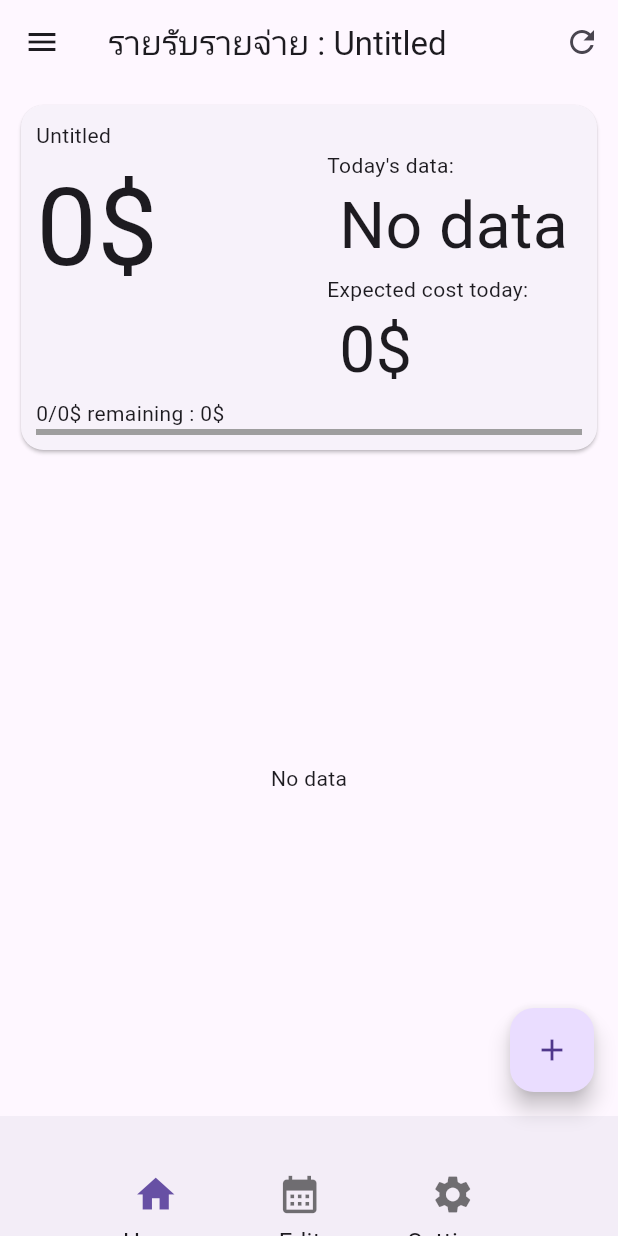
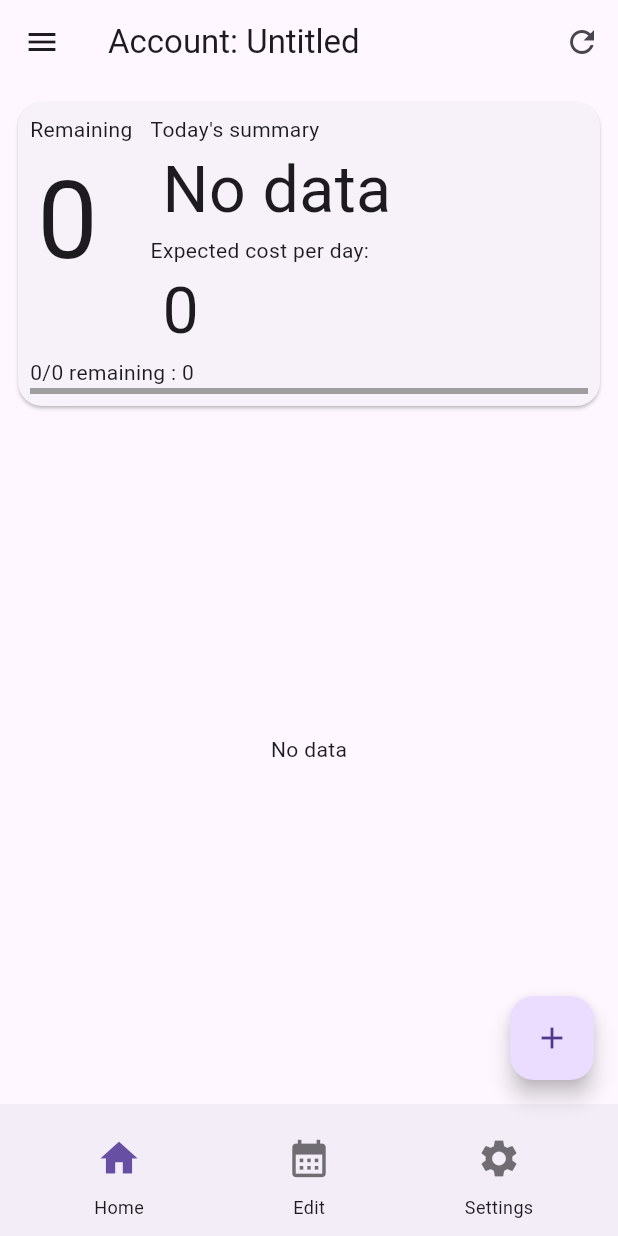
Before and after one commit to watsharapat/RaiRubRaiJai-Flutter-Edition, a Flutter app: the HomePage screen opened by its route, on a phone screen of 412 x 824 dp. Run offline on Flutter 3.47's test engine with Material 3 defaults, Android fonts, the phone set to English and light mode, and no system bars; drawn by our look-alikes of auto_size_text; our stand-ins replace cloud_firestore, firebase_core, google_sign_in; accounts and stored records are empty; generated files the repository leaves out were written again; statements that could not run were skipped.

Commit message:
ดองยาว 1

```diff
--- a/lib/main.dart
+++ b/lib/main.dart
@@ -13,7 +13,8 @@ import 'firebase_options.dart';
 
 Future<void> main() async {
   WidgetsFlutterBinding.ensureInitialized();
-  await Firebase.initializeApp(options: DefaultFirebaseOptions.currentPlatform);
+  await Firebase.initializeApp(
+      name: "SpendWise", options: DefaultFirebaseOptions.currentPlatform);
   runApp(const MyApp());
 }
 
--- a/lib/pages/edit/edit.dart
+++ b/lib/pages/edit/edit.dart
@@ -65,9 +65,7 @@ class EditPage extends StatelessWidget {
             },
           ),
         ),
-        bottomNavigationBar: const BottomAppBar(
-          child: BottomNavigation(focused: BottomPages.edit),
-        ),
+        bottomNavigationBar: const BottomNavigation(focused: BottomPages.edit),
       );
     });
   }
--- a/lib/pages/edit/form.dart
+++ b/lib/pages/edit/form.dart
@@ -260,7 +260,7 @@ class _AddEditPageState extends State<AddEditPage> {
                         }
                       });
                     },
-                    icon: Icon(Icons.arrow_drop_down_circle_outlined),
+                    icon: const Icon(Icons.arrow_drop_down_circle_outlined),
                   ),
                 ],
               ),
--- a/lib/pages/home/home.dart
+++ b/lib/pages/home/home.dart
@@ -26,11 +26,11 @@ class HomePage extends StatelessWidget {
 
     String todayStr = " ${getMonthName(today.month)} ${today.year}";
     return Scaffold(
-      drawer: HomeDrawer(),
+      drawer: const HomeDrawer(),
       appBar: AppBar(
         title: Consumer<User>(
           builder: (context, value, child) {
-            return Text('รายรับรายจ่าย : ${value.accountName}');
+            return Text('Account: ${value.accountName}');
           },
         ),
         actions: [
@@ -43,26 +43,24 @@ class HomePage extends StatelessWidget {
           ),
         ],
       ),
-      body: Column(
-        children: const <Widget>[
+      body: const Column(
+        children: <Widget>[
           //? Info data
           Expanded(
-            flex: 3,
-            child: Padding(padding: EdgeInsets.all(10), child: HomeCard()),
+            flex: 1,
+            child: Padding(padding: EdgeInsets.all(8), child: HomeCard()),
           ),
           //Display Today Data
           Expanded(
-            flex: 5,
+            flex: 2,
             child: Padding(
-              padding: EdgeInsets.only(left: 10, right: 10),
+              padding: EdgeInsets.only(left: 8, right: 8),
               child: TodayDataList(),
             ),
           ),
         ],
       ),
-      bottomNavigationBar: const BottomAppBar(
-        child: BottomNavigation(focused: BottomPages.home),
-      ),
+      bottomNavigationBar: const BottomNavigation(focused: BottomPages.home),
       floatingActionButton: FloatingActionButton(
         onPressed: () {
           Navigator.of(context).pushNamed('/addData', arguments: Date.today());
--- a/lib/pages/home/home_card.dart
+++ b/lib/pages/home/home_card.dart
@@ -36,7 +36,7 @@ class HomeCard extends StatelessWidget {
           incomeToday += e.isPositive ? e.amount : 0;
           costToday += e.isPositive ? 0 : e.amount;
         }
-        todayMoneyStr = "+$incomeToday\$  $costToday\$";
+        todayMoneyStr = "+$incomeToday  $costToday";
       }
 
       final int expectedCost =
@@ -45,57 +45,54 @@ class HomeCard extends StatelessWidget {
 
       return Card(
         shape: RoundedRectangleBorder(
-          borderRadius: BorderRadius.circular(15.0),
+          borderRadius: BorderRadius.circular(16.0),
         ),
         child: Padding(
-          padding: const EdgeInsets.all(10.0),
+          padding: const EdgeInsets.all(8.0),
           child: Column(
             children: [
-              Expanded(
-                flex: 1,
-                child: Row(
-                  children: [AutoSizeText(value.accountName)],
-                ),
-              ),
               Expanded(
                 flex: 8,
                 child: isPortrait
                     ? Row(
                         crossAxisAlignment: CrossAxisAlignment.start,
                         children: [
-                          Expanded(
-                            child: AutoSizeText(
-                              "$moneySummary\$",
-                              style: TextStyle(fontSize: 72),
-                              maxLines: 1,
+                          Column(children: [
+                            const Text("Remaining"),
+                            Expanded(
+                              child: AutoSizeText(
+                                "$moneySummary\ ",
+                                style: const TextStyle(fontSize: 72),
+                                maxLines: 1,
+                              ),
                             ),
-                          ),
+                          ]),
                           Expanded(
                             child: Padding(
-                              padding: EdgeInsets.only(left: 12),
+                              padding: const EdgeInsets.only(left: 12),
                               child: Column(
                                 crossAxisAlignment: CrossAxisAlignment.start,
                                 children: [
-                                  Text("Today's data:"),
+                                  const Text("Today's summary"),
                                   Expanded(
                                     child: Padding(
-                                      padding:
-                                          EdgeInsets.only(left: 8, right: 8),
+                                      padding: const EdgeInsets.only(
+                                          left: 8, right: 8),
                                       child: AutoSizeText(
                                         todayMoneyStr,
-                                        style: TextStyle(fontSize: 48),
+                                        style: const TextStyle(fontSize: 48),
                                         maxLines: 1,
                                       ),
                                     ),
                                   ),
-                                  Text("Expected cost today:"),
+                                  const Text("Expected cost per day:"),
                                   Expanded(
                                     child: Padding(
-                                      padding:
-                                          EdgeInsets.only(left: 8, right: 8),
+                                      padding: const EdgeInsets.only(
+                                          left: 8, right: 8),
                                       child: AutoSizeText(
-                                        '$expectedCost\$',
-                                        style: TextStyle(fontSize: 48),
+                                        '$expectedCost',
+                                        style: const TextStyle(fontSize: 48),
                                         maxLines: 1,
                                       ),
                                     ),
@@ -111,8 +108,8 @@ class HomeCard extends StatelessWidget {
                         children: [
                           Expanded(
                             child: AutoSizeText(
-                              "$moneySummary\$",
-                              style: TextStyle(fontSize: 72),
+                              "$moneySummary",
+                              style: const TextStyle(fontSize: 72),
                               maxLines: 1,
                             ),
                           ),
@@ -120,12 +117,13 @@ class HomeCard extends StatelessWidget {
                             child: Column(
                               crossAxisAlignment: CrossAxisAlignment.start,
                               children: [
-                                Text("Today's data:"),
+                                const Text("Today's data:"),
                                 Padding(
-                                  padding: EdgeInsets.only(left: 8, right: 8),
+                                  padding:
+                                      const EdgeInsets.only(left: 8, right: 8),
                                   child: AutoSizeText(
                                     todayMoneyStr,
-                                    style: TextStyle(fontSize: 48),
+                                    style: const TextStyle(fontSize: 48),
                                     maxLines: 1,
                                   ),
                                 ),
@@ -136,12 +134,13 @@ class HomeCard extends StatelessWidget {
                             child: Column(
                               crossAxisAlignment: CrossAxisAlignment.start,
                               children: [
-                                Text("Expected cost today:"),
+                                const Text("Expected cost today:"),
                                 Padding(
-                                  padding: EdgeInsets.only(left: 8, right: 8),
+                                  padding:
+                                      const EdgeInsets.only(left: 8, right: 8),
                                   child: AutoSizeText(
-                                    '$expectedCost\$',
-                                    style: TextStyle(fontSize: 48),
+                                    '$expectedCost',
+                                    style: const TextStyle(fontSize: 48),
                                     maxLines: 1,
                                   ),
                                 ),
@@ -156,7 +155,7 @@ class HomeCard extends StatelessWidget {
                   child: Row(
                     children: [
                       AutoSizeText(
-                          "${-costMonth}/$moneyofMonth\$ remaining : ${moneyofMonth + costMonth}\$"),
+                          "${-costMonth}/$moneyofMonth remaining : ${moneyofMonth + costMonth}"),
                     ],
                   )),
               LinearProgressIndicator(
--- a/lib/pages/home/home_list.dart
+++ b/lib/pages/home/home_list.dart
@@ -50,6 +50,7 @@ class _TodayDataListState extends State<TodayDataList> {
     );
   }
 
+//รายการรายจ่าย
   Widget rowAccount(
       BuildContext context, Account account, Date date, int index) {
     return GestureDetector(
@@ -67,7 +68,6 @@ class _TodayDataListState extends State<TodayDataList> {
       ),
       onTap: () {
         //? show info via dialog
-
         showDialog(
             context: context,
             builder: (context) {
@@ -115,7 +115,7 @@ class _TodayDataListState extends State<TodayDataList> {
         widgets.add(rowDate(context, Date.today(), true, true, value));
         if (accountOnToday.isEmpty) {
           widgets.add(const Padding(
-              padding: EdgeInsets.only(top: 10),
+              padding: EdgeInsets.only(top: 8),
               child: Center(child: Text("No data :|\n"))));
         } else {
           for (int i = 0; i < accountOnToday.length; i++) {
@@ -145,7 +145,7 @@ class _TodayDataListState extends State<TodayDataList> {
           if (widgets.length > maxSize) {
             widgets.add(
               Padding(
-                padding: EdgeInsets.all(30.0),
+                padding: EdgeInsets.all(24.0),
                 child: Center(
                   child: ElevatedButton(
                     onPressed: () => setState(() {
--- a/lib/pages/setting/settingPage.dart
+++ b/lib/pages/setting/settingPage.dart
@@ -11,9 +11,7 @@ class SettingPage extends StatelessWidget {
       body: Center(
         child: Text('Setting\nApp Ver 0.0.4 :D'),
       ),
-      bottomNavigationBar: BottomAppBar(
-        child: BottomNavigation(focused: BottomPages.setting),
-      ),
+      bottomNavigationBar: BottomNavigation(focused: BottomPages.setting),
     );
   }
 }
--- a/lib/widget/bottom_bar.dart
+++ b/lib/widget/bottom_bar.dart
@@ -1,5 +1,4 @@
 import 'package:flutter/material.dart';
-
 import '../pages/all_main_page.dart';
 
 enum BottomPages { home, edit, setting }
@@ -13,7 +12,8 @@ class BottomNavigation extends StatelessWidget {
       required BottomPages name,
       required String text,
       void Function()? onTap}) {
-    return Column(
+    return Expanded(
+      child: Column(
         mainAxisSize: MainAxisSize.min,
         mainAxisAlignment: MainAxisAlignment.center,
         children: [
@@ -26,11 +26,11 @@ class BottomNavigation extends StatelessWidget {
               size: 30.0,
             ),
             onPressed: onTap,
-          padding: const EdgeInsets.only(
-              left: 8.0, top: 8.0, right: 8.0, bottom: 0.0),
+            padding: const EdgeInsets.all(8),
           ),
-        Text(text, style: const TextStyle(fontSize: 16.0)),
+          Text(text, style: const TextStyle(fontSize: 12.0)),
         ],
+      ),
     );
   }
 
@@ -38,8 +38,8 @@ class BottomNavigation extends StatelessWidget {
   Widget build(BuildContext context) {
     return BottomAppBar(
       //color: StyleData.backgroundSecondaryColor,
-      child: Padding(
-        padding: const EdgeInsets.only(bottom: 8.0),
+      elevation: 100, // ความสูงของ shadow
+      height: 88, // ความสูงของ BottomAppBar
       child: Row(
         mainAxisAlignment: MainAxisAlignment.spaceEvenly,
         children: [
@@ -75,7 +75,6 @@ class BottomNavigation extends StatelessWidget {
           ),
         ],
       ),
-      ),
     );
   }
 }
--- a/pubspec.yaml
+++ b/pubspec.yaml
@@ -37,7 +37,7 @@ dependencies:
   cupertino_icons: ^1.0.2
   provider: ^6.0.5
   http: ^0.13.5
-  firebase_core: ^2.9.0
+  firebase_core: ^2.27.1
   google_sign_in: ^6.1.0
   cloud_firestore: ^4.5.0
 
```
Also changed, not shown: lib/pages/home/home_drawer.dart (+21 -9 lines), flutter_01.png (added), pubspec.lock, 7 other files. Lines whose indentation alone changed are shown as unchanged.
